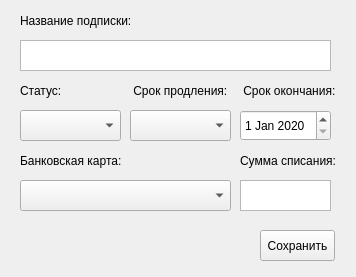
First picture: the form in widget_add.ui, repository feranic12/PayPlanner, before the edit.
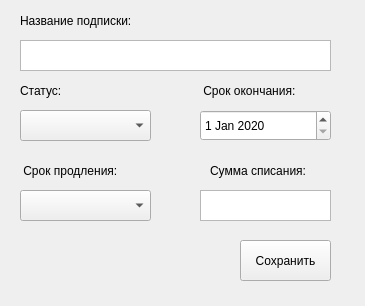
Second picture: the form after the edit.

What changed in the file:
```diff
--- a/widget_add.ui
+++ b/widget_add.ui
@@ -6,8 +6,8 @@
    <rect>
     <x>0</x>
     <y>0</y>
-    <width>356</width>
-    <height>277</height>
+    <width>365</width>
+    <height>306</height>
    </rect>
   </property>
   <property name="windowTitle">
@@ -36,34 +36,11 @@
     </rect>
    </property>
   </widget>
-  <widget class="QLabel" name="label_2">
-   <property name="geometry">
-    <rect>
-     <x>20</x>
-     <y>150</y>
-     <width>111</width>
-     <height>21</height>
-    </rect>
-   </property>
-   <property name="text">
-    <string>Банковская карта:</string>
-   </property>
-  </widget>
-  <widget class="QComboBox" name="comboBox">
-   <property name="geometry">
-    <rect>
-     <x>20</x>
-     <y>180</y>
-     <width>211</width>
-     <height>31</height>
-    </rect>
-   </property>
-  </widget>
   <widget class="QLabel" name="label_3">
    <property name="geometry">
     <rect>
-     <x>130</x>
-     <y>80</y>
+     <x>20</x>
+     <y>160</y>
      <width>101</width>
      <height>21</height>
     </rect>
@@ -75,9 +52,9 @@
   <widget class="QDateEdit" name="dateEdit">
    <property name="geometry">
     <rect>
-     <x>240</x>
+     <x>200</x>
      <y>110</y>
-     <width>91</width>
+     <width>131</width>
      <height>31</height>
     </rect>
    </property>
@@ -92,8 +69,8 @@
   <widget class="QLabel" name="label_4">
    <property name="geometry">
     <rect>
-     <x>240</x>
-     <y>150</y>
+     <x>210</x>
+     <y>160</y>
      <width>101</width>
      <height>21</height>
     </rect>
@@ -105,9 +82,9 @@
   <widget class="QTextEdit" name="textEdit_2">
    <property name="geometry">
     <rect>
-     <x>240</x>
-     <y>180</y>
-     <width>91</width>
+     <x>200</x>
+     <y>190</y>
+     <width>131</width>
      <height>31</height>
     </rect>
    </property>
@@ -115,7 +92,7 @@
   <widget class="QLabel" name="label_5">
    <property name="geometry">
     <rect>
-     <x>240</x>
+     <x>200</x>
      <y>80</y>
      <width>101</width>
      <height>21</height>
@@ -128,9 +105,9 @@
   <widget class="QComboBox" name="comboBox_2">
    <property name="geometry">
     <rect>
-     <x>130</x>
-     <y>110</y>
-     <width>101</width>
+     <x>20</x>
+     <y>190</y>
+     <width>131</width>
      <height>31</height>
     </rect>
    </property>
@@ -138,10 +115,10 @@
   <widget class="QPushButton" name="pushButton">
    <property name="geometry">
     <rect>
-     <x>260</x>
-     <y>230</y>
-     <width>75</width>
-     <height>31</height>
+     <x>240</x>
+     <y>240</y>
+     <width>91</width>
+     <height>41</height>
     </rect>
    </property>
    <property name="text">
@@ -153,7 +130,7 @@
     <rect>
      <x>20</x>
      <y>110</y>
-     <width>101</width>
+     <width>131</width>
      <height>31</height>
     </rect>
    </property>
```
